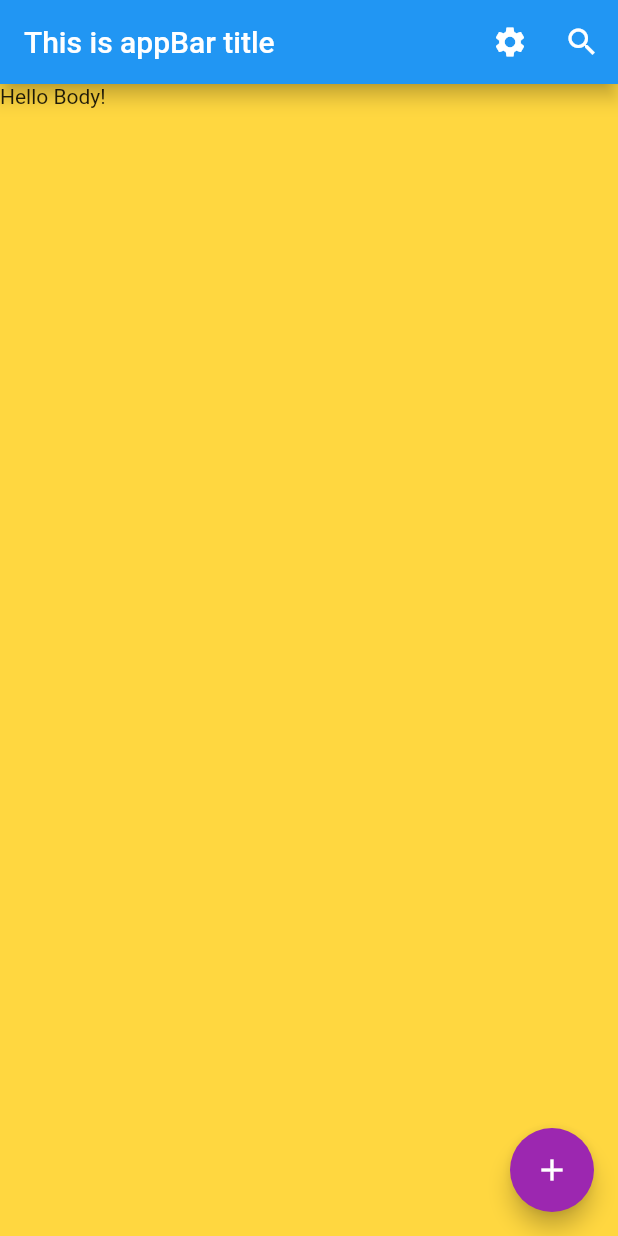
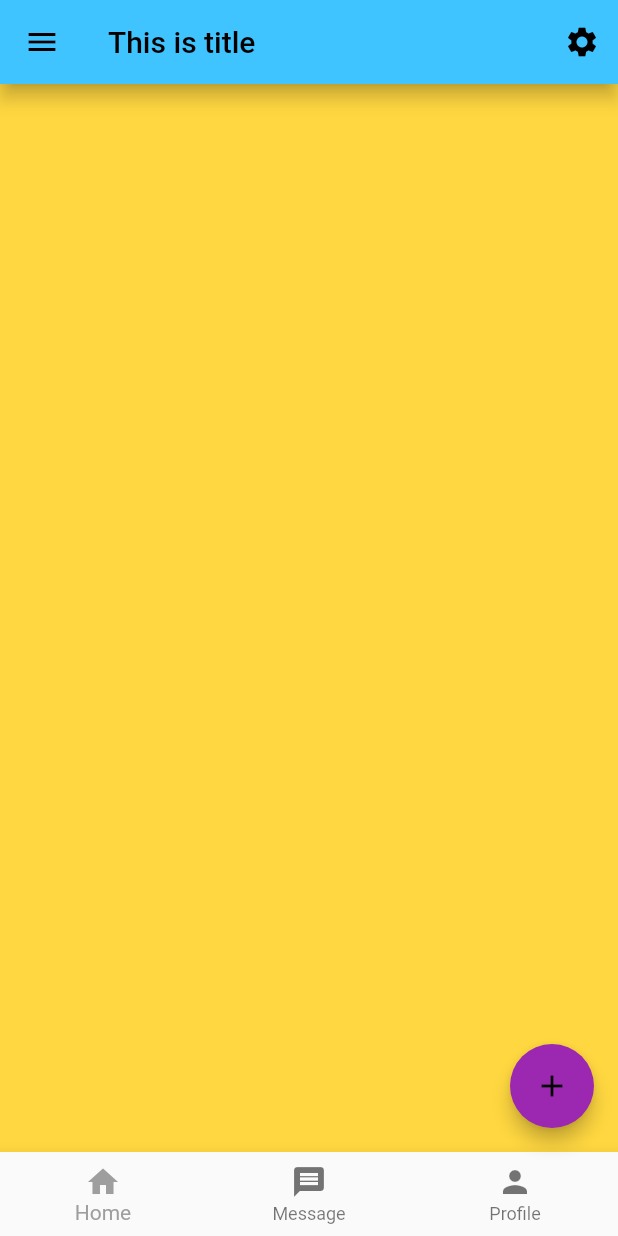
Before and after one commit to shamilirfan/learningFlutter, a Flutter app: the screen it shows after launch, on a phone screen of 412 x 824 dp. Run offline on Flutter 3.47's test engine with Material 3 defaults, Android fonts, the phone set to English and light mode, and no system bars.

Commit message:
নেভিগেশন ড্রয়ার

```diff
--- a/lib/main.dart
+++ b/lib/main.dart
@@ -11,7 +11,7 @@ class MyApp extends StatelessWidget {
   Widget build(BuildContext context) {
     return MaterialApp(
       home: HomePage(),
-      theme: ThemeData(useMaterial3: false),
+      theme: ThemeData(primarySwatch: Colors.grey, useMaterial3: false),
       debugShowCheckedModeBanner: false,
     );
   }
@@ -30,29 +30,75 @@ class HomePage extends StatelessWidget {
   Widget build(BuildContext context) {
     return Scaffold(
       appBar: AppBar(
-        title: Text("This is appBar title"),
-        backgroundColor: Colors.blue,
+        title: Text("This is title"),
+        backgroundColor: Colors.lightBlueAccent,
         elevation: 5,
         actions: [
           IconButton(
             onPressed: () => mySnackbar(Text("settings"), context),
             icon: Icon(Icons.settings),
           ),
-          IconButton(
-            onPressed: () => mySnackbar(Text("search"), context),
-            icon: Icon(Icons.search),
-          ),
         ],
       ),
-      body: Text("Hello Body!"),
+      //body: Text("Hello Body!"),
       backgroundColor: Colors.amberAccent,
       floatingActionButton: FloatingActionButton(
         backgroundColor: Colors.purple,
         onPressed: () {
           mySnackbar(Text("I'm Floating Action Button"), context);
         },
-        elevation: 6,
+        elevation: 5,
         child: Icon(Icons.add),
+      ),
+      bottomNavigationBar: BottomNavigationBar(
+        items: [
+          BottomNavigationBarItem(icon: Icon(Icons.home), label: "Home"),
+          BottomNavigationBarItem(icon: Icon(Icons.message), label: "Message"),
+          BottomNavigationBarItem(icon: Icon(Icons.person), label: "Profile"),
+        ],
+        onTap: (int index) {
+          if (index == 0) mySnackbar(Text("Home"), context);
+          if (index == 1) mySnackbar(Text("Message"), context);
+          if (index == 2) mySnackbar(Text("Profile"), context);
+        },
+      ),
+      drawer: Drawer(
+        child: ListView(
+          children: [
+            DrawerHeader(
+              padding: EdgeInsets.all(0),
+              child: UserAccountsDrawerHeader(
+                decoration: BoxDecoration(color: Colors.white),
+                accountName: Text(
+                  "Shamil Irfan",
+                  style: TextStyle(color: Colors.black),
+                ),
+                accountEmail: Text(
+                  "shamilirfan28@gmail.com",
+                  style: TextStyle(color: Colors.black),
+                ),
+                currentAccountPicture: Image.network(
+                  "https://tse3.mm.bing.net/th/id/OIP.-edFDcSqlon5xMykpg5qMgHaEK?r=0&cb=thfc1&rs=1&pid=ImgDetMain&o=7&rm=3",
+                ),
+                currentAccountPictureSize: Size(130, 80),
+              ),
+            ),
+            ListTile(
+              leading: Icon(Icons.home),
+              title: Text("Home"),
+              onTap: () => mySnackbar(Text("Home List Tile"), context),
+            ),
+            ListTile(
+              leading: Icon(Icons.contact_emergency),
+              title: Text("Contact"),
+            ),
+            ListTile(leading: Icon(Icons.album), title: Text("Album")),
+            ListTile(leading: Icon(Icons.person), title: Text("Profile")),
+            ListTile(leading: Icon(Icons.phone), title: Text("Phone")),
+            ListTile(leading: Icon(Icons.email), title: Text("Email")),
+            ListTile(leading: Icon(Icons.photo), title: Text("Photo")),
+          ],
+        ),
       ),
     );
   }
```
